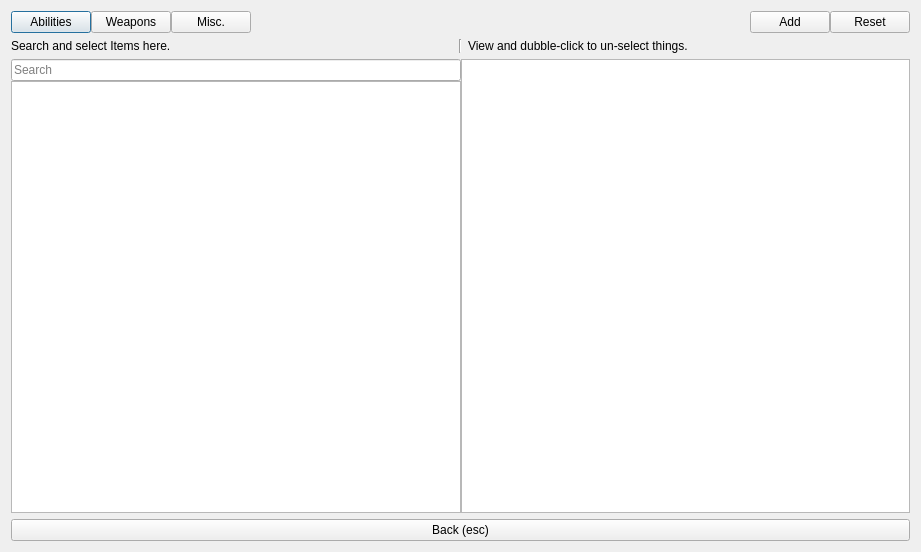
Above: ui_files/Configurator.ui from nogasgofast/Adventure_Wrench before the change. Below: the same form after it.
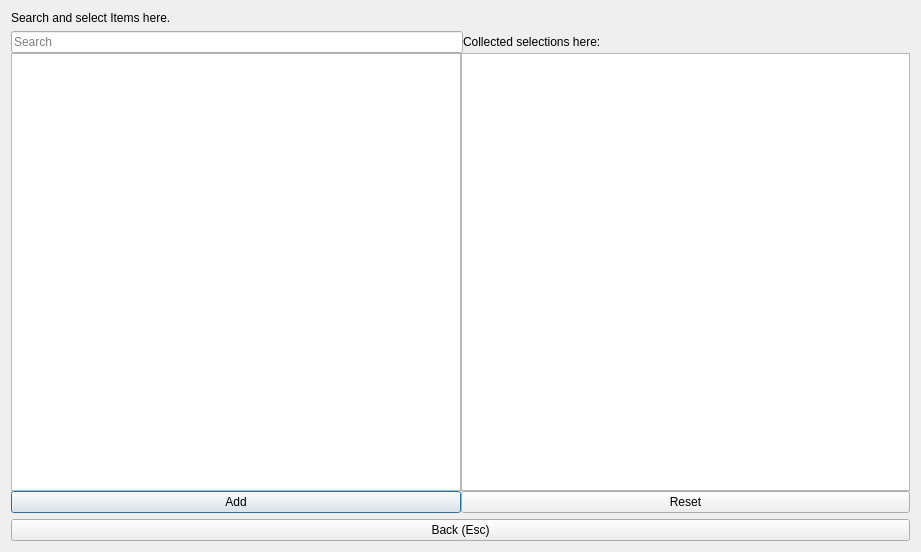
That is the form after the change.

Commit message: this version is a slightly working selector. Needs more work.

Diff of the .ui file:
```diff
--- a/ui_files/Configurator.ui
+++ b/ui_files/Configurator.ui
@@ -17,61 +17,6 @@
    <string notr="true">QpushButton { margin: 0,0,0,25 px; }</string>
   </property>
   <layout class="QVBoxLayout" name="verticalLayout">
-   <item>
-    <layout class="QHBoxLayout" name="horizontalLayout_2">
-     <property name="spacing">
-      <number>0</number>
-     </property>
-     <item>
-      <widget class="QPushButton" name="pushButton_attributes">
-       <property name="text">
-        <string>Abilities</string>
-       </property>
-      </widget>
-     </item>
-     <item>
-      <widget class="QPushButton" name="pushButton_weapons">
-       <property name="text">
-        <string>Weapons</string>
-       </property>
-      </widget>
-     </item>
-     <item>
-      <widget class="QPushButton" name="pushButton_misc">
-       <property name="text">
-        <string>Misc.</string>
-       </property>
-      </widget>
-     </item>
-     <item>
-      <spacer name="horizontalSpacer_2">
-       <property name="orientation">
-        <enum>Qt::Horizontal</enum>
-       </property>
-       <property name="sizeHint" stdset="0">
-        <size>
-         <width>40</width>
-         <height>20</height>
-        </size>
-       </property>
-      </spacer>
-     </item>
-     <item>
-      <widget class="QPushButton" name="pushButton_add">
-       <property name="text">
-        <string>Add</string>
-       </property>
-      </widget>
-     </item>
-     <item>
-      <widget class="QPushButton" name="pushButton_reset">
-       <property name="text">
-        <string>Reset</string>
-       </property>
-      </widget>
-     </item>
-    </layout>
-   </item>
    <item>
     <layout class="QHBoxLayout" name="horizontalLayout">
      <item>
@@ -81,26 +26,6 @@
        </property>
       </widget>
      </item>
-     <item>
-      <widget class="Line" name="line">
-       <property name="sizePolicy">
-        <sizepolicy hsizetype="Fixed" vsizetype="Minimum">
-         <horstretch>2</horstretch>
-         <verstretch>0</verstretch>
-        </sizepolicy>
-       </property>
-       <property name="orientation">
-        <enum>Qt::Vertical</enum>
-       </property>
-      </widget>
-     </item>
-     <item>
-      <widget class="QLabel" name="label_selection">
-       <property name="text">
-        <string>View and dubble-click to un-select things.</string>
-       </property>
-      </widget>
-     </item>
     </layout>
    </item>
    <item>
@@ -111,21 +36,79 @@
      <item>
       <layout class="QVBoxLayout" name="verticalLayout_2">
        <item>
+        <layout class="QHBoxLayout" name="horizontalLayout_2">
+         <item>
         <widget class="QLineEdit" name="lineEdit_search">
+           <property name="sizePolicy">
+            <sizepolicy hsizetype="Expanding" vsizetype="Fixed">
+             <horstretch>1</horstretch>
+             <verstretch>0</verstretch>
+            </sizepolicy>
+           </property>
+           <property name="maximumSize">
+            <size>
+             <width>452</width>
+             <height>16777215</height>
+            </size>
+           </property>
+           <property name="baseSize">
+            <size>
+             <width>0</width>
+             <height>0</height>
+            </size>
+           </property>
          <property name="placeholderText">
           <string>Search</string>
          </property>
         </widget>
        </item>
        <item>
+          <widget class="QLabel" name="label_selection">
+           <property name="text">
+            <string>Collected selections here:</string>
+           </property>
+          </widget>
+         </item>
+         <item>
+          <spacer name="horizontalSpacer">
+           <property name="orientation">
+            <enum>Qt::Horizontal</enum>
+           </property>
+           <property name="sizeHint" stdset="0">
+            <size>
+             <width>40</width>
+             <height>20</height>
+            </size>
+           </property>
+          </spacer>
+         </item>
+        </layout>
+       </item>
+       <item>
+        <layout class="QHBoxLayout" name="horizontalLayout_4">
+         <item>
+          <layout class="QVBoxLayout" name="verticalLayout_4">
+           <item>
         <widget class="QListWidget" name="listWidget_catagory">
          <property name="selectionMode">
           <enum>QAbstractItemView::MultiSelection</enum>
          </property>
         </widget>
        </item>
-      </layout>
-     </item>
+           <item>
+            <widget class="QPushButton" name="pushButton_add">
+             <property name="toolTip">
+              <string>Add an item to the list</string>
+             </property>
+             <property name="text">
+              <string>Add</string>
+             </property>
+            </widget>
+           </item>
+          </layout>
+         </item>
+         <item>
+          <layout class="QVBoxLayout" name="verticalLayout_3">
      <item>
       <widget class="QListWidget" name="listWidget_options">
        <property name="sizePolicy">
@@ -139,12 +122,25 @@
        </property>
       </widget>
      </item>
+           <item>
+            <widget class="QPushButton" name="pushButton_reset">
+             <property name="text">
+              <string>Reset</string>
+             </property>
+            </widget>
+           </item>
+          </layout>
+         </item>
+        </layout>
+       </item>
+      </layout>
+     </item>
     </layout>
    </item>
    <item>
     <widget class="QPushButton" name="pushButton_back">
      <property name="text">
-      <string>Back (esc)</string>
+      <string>Back (Esc)</string>
      </property>
     </widget>
    </item>
```
Lines whose indentation alone changed are shown as unchanged. The commit also changes 1 other file.
